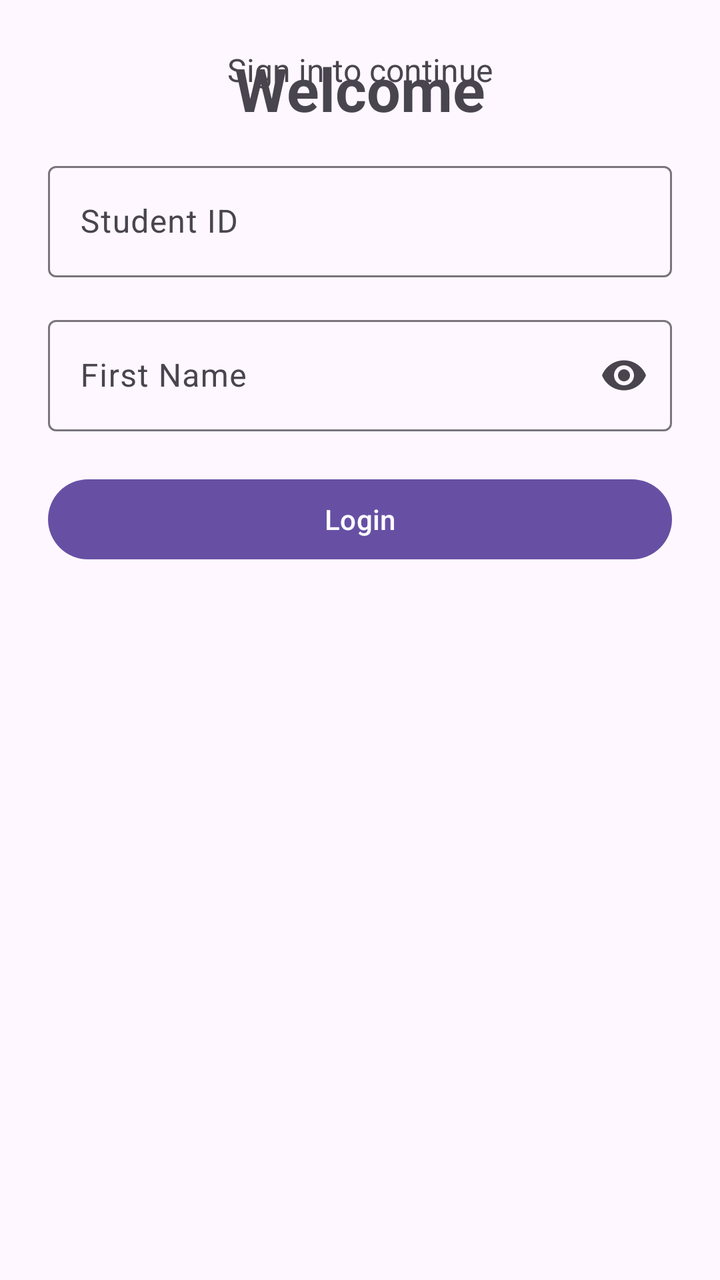
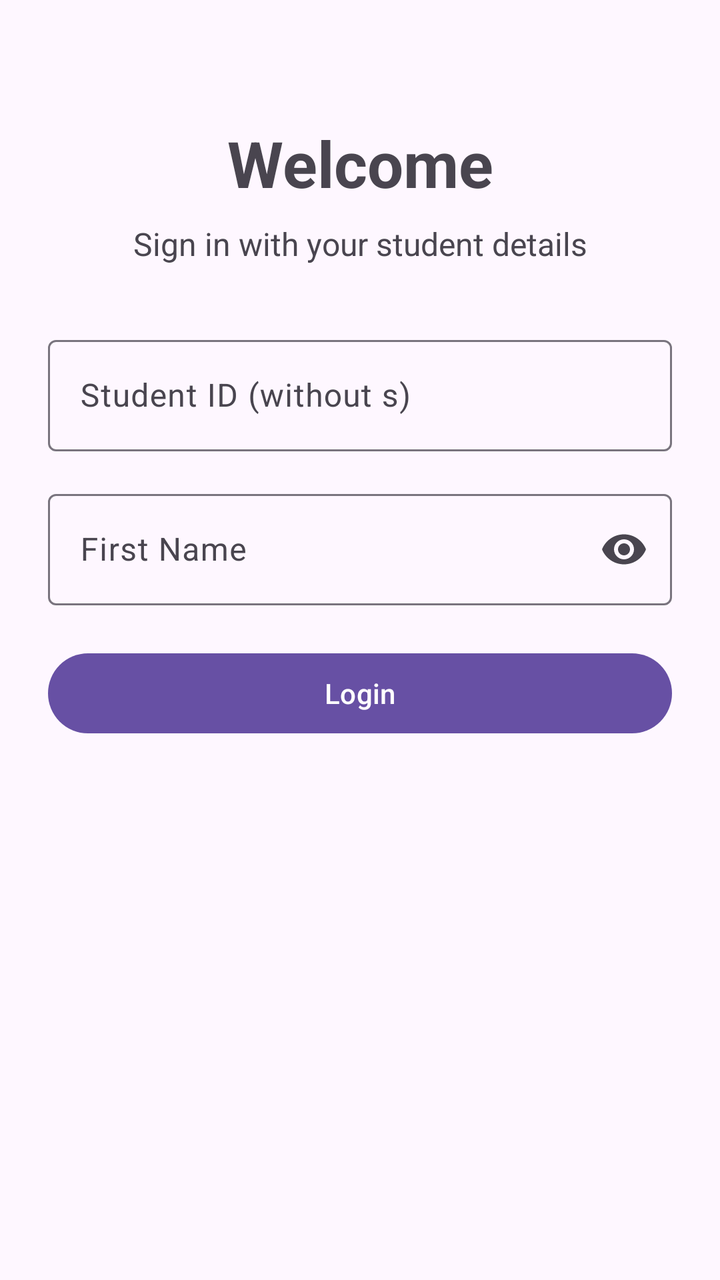

An Android layout rendered at two revisions. The XML below is the earlier revision; the diff shows what the commit changed to produce the second picture.
<!-- AndroidManifest.xml: application theme Theme.NIT3213FinalProject -->
<!-- res/layout/fragment_login.xml -->
<?xml version="1.0" encoding="utf-8"?>
<androidx.constraintlayout.widget.ConstraintLayout xmlns:android="http://schemas.android.com/apk/res/android"
    xmlns:app="http://schemas.android.com/apk/res-auto"
    android:layout_width="match_parent"
    android:layout_height="match_parent"
    android:padding="24dp">

    <TextView
        android:id="@+id/textLoginTitle"
        android:layout_width="wrap_content"
        android:layout_height="wrap_content"
        android:text="@string/login_title"
        android:textSize="30sp"
        android:textStyle="bold"
        app:layout_constraintBottom_toTopOf="@id/textLoginSubtitle"
        app:layout_constraintEnd_toEndOf="parent"
        app:layout_constraintStart_toStartOf="parent" />

    <TextView
        android:id="@+id/textLoginSubtitle"
        android:layout_width="wrap_content"
        android:layout_height="wrap_content"
        android:layout_marginTop="8dp"
        android:text="@string/login_subtitle"
        android:textSize="16sp"
        app:layout_constraintBottom_toTopOf="@id/usernameLayout"
        app:layout_constraintEnd_toEndOf="parent"
        app:layout_constraintStart_toStartOf="parent"
        app:layout_constraintTop_toBottomOf="@id/textLoginTitle" />

    <com.google.android.material.textfield.TextInputLayout
        android:id="@+id/usernameLayout"
        style="@style/Widget.Material3.TextInputLayout.OutlinedBox"
        android:layout_width="0dp"
        android:layout_height="wrap_content"
        android:layout_marginTop="32dp"
        android:hint="@string/username"
        app:layout_constraintEnd_toEndOf="parent"
        app:layout_constraintStart_toStartOf="parent"
        app:layout_constraintTop_toBottomOf="@id/textLoginSubtitle">

        <com.google.android.material.textfield.TextInputEditText
            android:id="@+id/editUsername"
            android:layout_width="match_parent"
            android:layout_height="wrap_content"
            android:inputType="text"
            android:singleLine="true" />

    </com.google.android.material.textfield.TextInputLayout>

    <com.google.android.material.textfield.TextInputLayout
        android:id="@+id/passwordLayout"
        style="@style/Widget.Material3.TextInputLayout.OutlinedBox"
        android:layout_width="0dp"
        android:layout_height="wrap_content"
        android:layout_marginTop="16dp"
        android:hint="@string/password"
        app:endIconMode="password_toggle"
        app:layout_constraintEnd_toEndOf="parent"
        app:layout_constraintStart_toStartOf="parent"
        app:layout_constraintTop_toBottomOf="@id/usernameLayout">

        <com.google.android.material.textfield.TextInputEditText
            android:id="@+id/editPassword"
            android:layout_width="match_parent"
            android:layout_height="wrap_content"
            android:inputType="textPassword"
            android:singleLine="true" />

    </com.google.android.material.textfield.TextInputLayout>

    <TextView
        android:id="@+id/textLoginError"
        android:layout_width="0dp"
        android:layout_height="wrap_content"
        android:layout_marginTop="12dp"
        android:text="@string/login_error"
        android:textAlignment="center"
        android:textColor="?attr/colorError"
        android:visibility="gone"
        app:layout_constraintEnd_toEndOf="parent"
        app:layout_constraintStart_toStartOf="parent"
        app:layout_constraintTop_toBottomOf="@id/passwordLayout" />

    <com.google.android.material.button.MaterialButton
        android:id="@+id/buttonLogin"
        android:layout_width="0dp"
        android:layout_height="wrap_content"
        android:layout_marginTop="20dp"
        android:text="@string/login_button"
        app:layout_constraintEnd_toEndOf="parent"
        app:layout_constraintStart_toStartOf="parent"
        app:layout_constraintTop_toBottomOf="@id/textLoginError" />

    <ProgressBar
        android:id="@+id/loginProgressBar"
        android:layout_width="wrap_content"
        android:layout_height="wrap_content"
        android:layout_marginTop="16dp"
        android:visibility="gone"
        app:layout_constraintEnd_toEndOf="parent"
        app:layout_constraintStart_toStartOf="parent"
        app:layout_constraintTop_toBottomOf="@id/buttonLogin" />

</androidx.constraintlayout.widget.ConstraintLayout>
<!-- resources referenced by this layout -->
<resources>
  <string name="login_button">Login</string>
  <string name="login_error">Login failed. Please check your credentials.</string>
  <string name="login_subtitle">Sign in to continue</string>
  <string name="login_title">Welcome</string>
  <string name="password">First Name</string>
  <string name="username">Student ID</string>
  <style name="Theme.NIT3213FinalProject" parent="Base.Theme.NIT3213FinalProject" />
  <style name="Base.Theme.NIT3213FinalProject" parent="Theme.Material3.DayNight.NoActionBar">
          
          
      </style>
</resources>

<!-- the commit's change to res/layout/fragment_login.xml (unified diff, before → after) -->
@@ -3,16 +3,18 @@
     xmlns:app="http://schemas.android.com/apk/res-auto"
     android:layout_width="match_parent"
     android:layout_height="match_parent"
-    android:padding="24dp">
+    android:paddingStart="24dp"
+    android:paddingTop="60dp"
+    android:paddingEnd="24dp"
+    android:paddingBottom="24dp">
 
     <TextView
         android:id="@+id/textLoginTitle"
         android:layout_width="wrap_content"
         android:layout_height="wrap_content"
         android:text="@string/login_title"
-        android:textSize="30sp"
+        android:textSize="32sp"
         android:textStyle="bold"
-        app:layout_constraintBottom_toTopOf="@id/textLoginSubtitle"
         app:layout_constraintEnd_toEndOf="parent"
         app:layout_constraintStart_toStartOf="parent" />
 
<!-- resource entries referenced after the edit -->
@@ -2,10 +2,10 @@
 <resources>
   <string name="login_button">Login</string>
   <string name="login_error">Login failed. Please check your credentials.</string>
-  <string name="login_subtitle">Sign in to continue</string>
+  <string name="login_subtitle">Sign in with your student details</string>
   <string name="login_title">Welcome</string>
   <string name="password">First Name</string>
-  <string name="username">Student ID</string>
+  <string name="username">Student ID (without s)</string>
   <style name="Theme.NIT3213FinalProject" parent="Base.Theme.NIT3213FinalProject" />
   <style name="Base.Theme.NIT3213FinalProject" parent="Theme.Material3.DayNight.NoActionBar">
           
